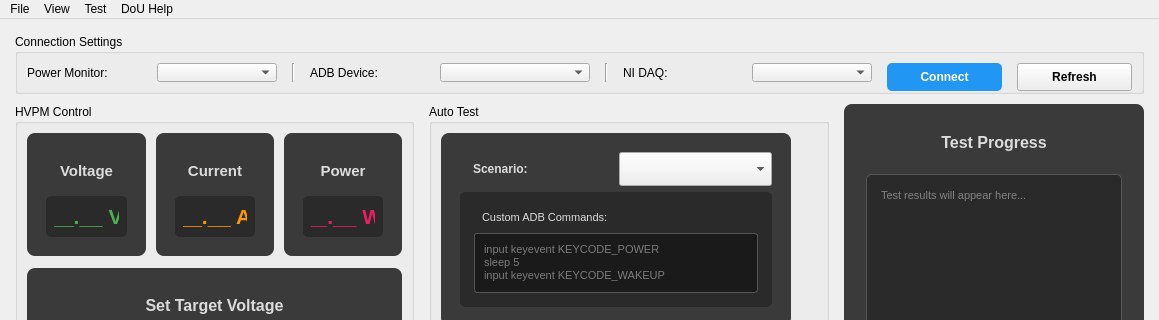
Old version of the form ui/main_ui.ui in the repository DragonHyun1/DOU; both pictures show x 0 to 1159 and y 0 to 320 of the 1159 by 790 pixel window.
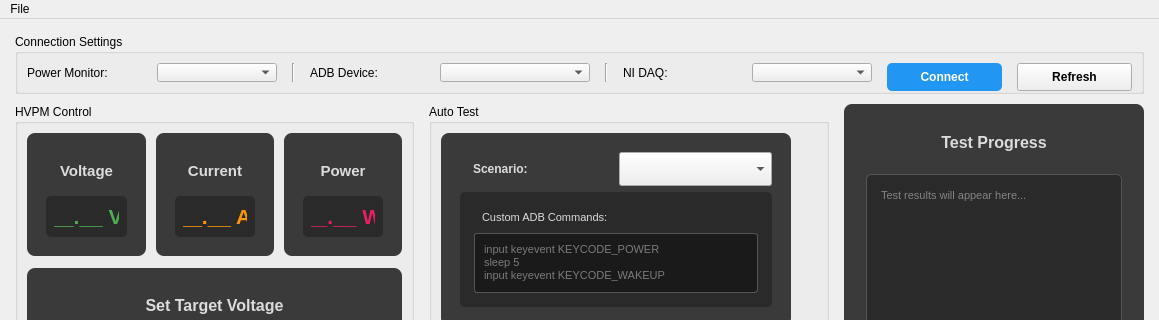
New version of the form.

Commit message:
feat: Remove View, Test, and DoU Help menus from menubar
- Keep only File menu in menubar
- Removed menuView, menuTest, menuHelp from ui/main_ui.ui
- Updated generated/main_ui.py accordingly
- Simplified menu structure for cleaner UI

```diff
--- a/ui/main_ui.ui
+++ b/ui/main_ui.ui
@@ -1211,30 +1211,7 @@
     <addaction name="separator"/>
     <addaction name="actionExit"/>
    </widget>
-   <widget class="QMenu" name="menuView">
-    <property name="title">
-     <string>View</string>
-    </property>
-    <addaction name="actionToggle_Theme"/>
-    <addaction name="actionReset_Layout"/>
-   </widget>
-   <widget class="QMenu" name="menuTest">
-    <property name="title">
-     <string>Test</string>
-    </property>
-    <addaction name="actionQuick_Test"/>
-    <addaction name="actionTest_Settings"/>
-   </widget>
-   <widget class="QMenu" name="menuHelp">
-    <property name="title">
-     <string>DoU Help</string>
-    </property>
-    <addaction name="actionAbout"/>
-   </widget>
    <addaction name="menuFile"/>
-   <addaction name="menuView"/>
-   <addaction name="menuTest"/>
-   <addaction name="menuHelp"/>
   </widget>
   <widget class="QStatusBar" name="statusbar">
    <property name="styleSheet">
```
The commit also changes 1 other file.
